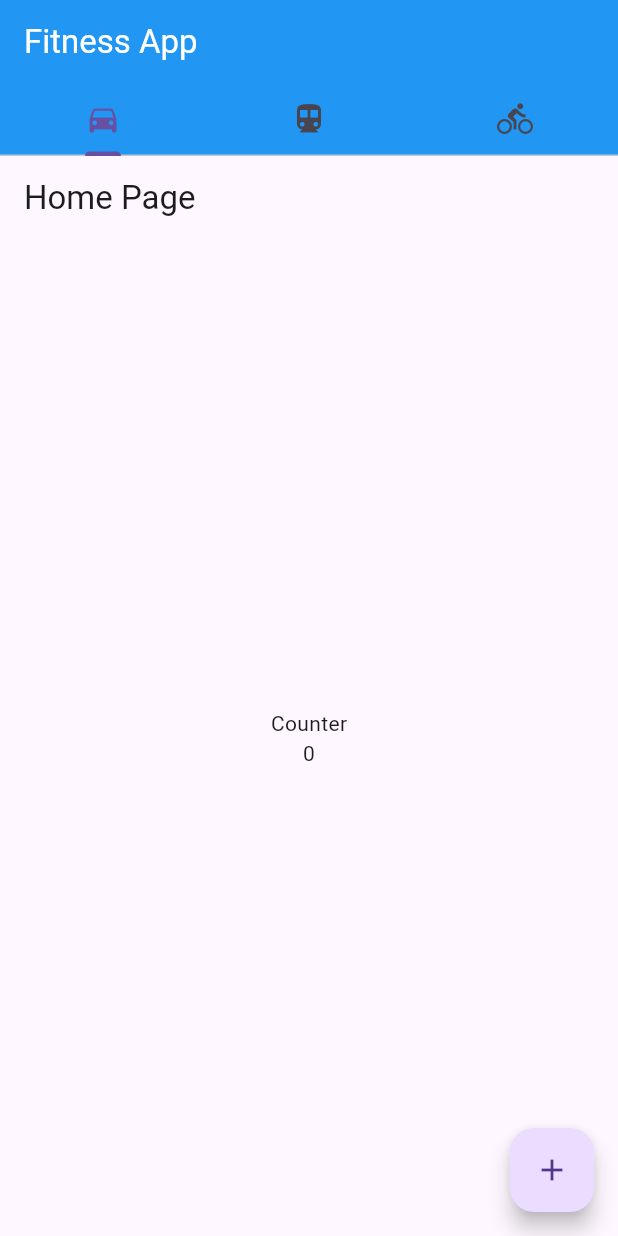
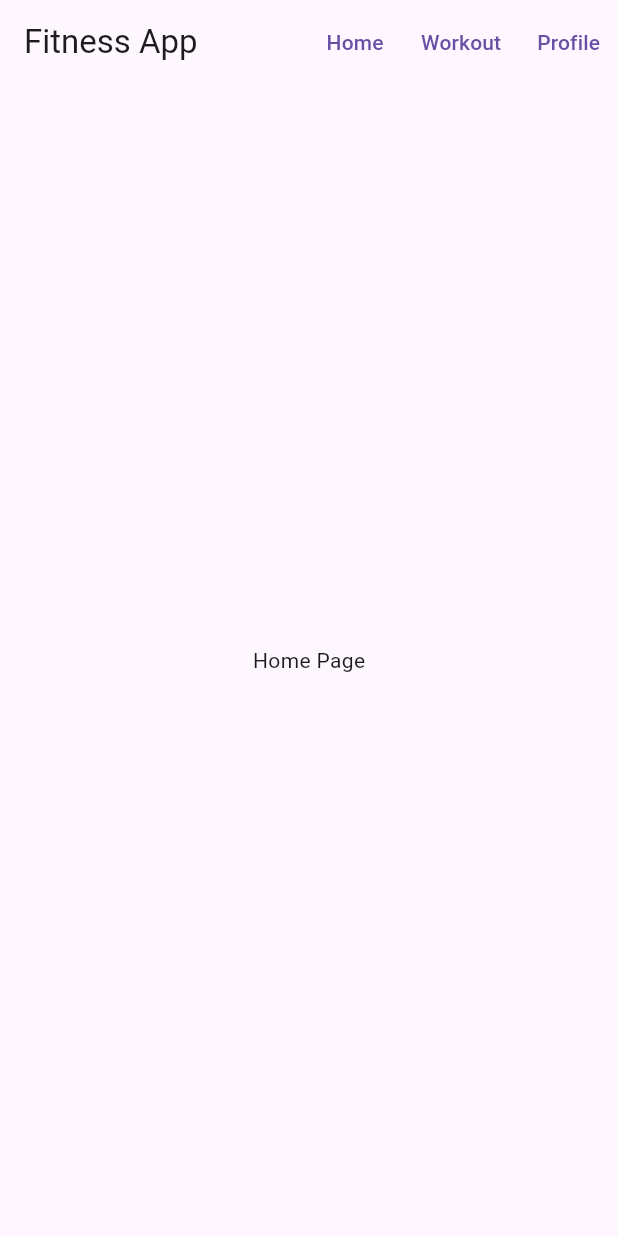
Before and after one commit to davidrstanley/fitnessapp, a Flutter app: the screen it shows after launch, on a phone screen of 412 x 824 dp. Run offline on Flutter 3.47's test engine with Material 3 defaults, Android fonts, the phone set to English and light mode, and no system bars; our stand-ins replace go_router.

Commit message:
Routing Change

```diff
--- a/lib/app.dart
+++ b/lib/app.dart
@@ -1,34 +1,35 @@
 import 'package:flutter/material.dart';
+import 'package:go_router/go_router.dart';
 
-import 'pages/home_page.dart';
+import 'app_router.dart';
 
-class MyApp extends StatelessWidget {
-  const MyApp({super.key});
+class AppShell extends StatelessWidget {
+  final Widget child;
+
+  const AppShell({super.key, required this.child});
 
   @override
   Widget build(BuildContext context) {
-    return MaterialApp(
-      home: DefaultTabController(
-        length: 3,
-        child: Scaffold(
-          appBar: AppBar(
-            title: const Text('Fitness App'),
-            backgroundColor: Colors.blue,
-            foregroundColor: Colors.white,
-            bottom: const TabBar(
-              tabs: [
-                Tab(icon: Icon(Icons.directions_car)),
-                Tab(icon: Icon(Icons.directions_transit)),
-                Tab(icon: Icon(Icons.directions_bike)),
-              ],
-            ),
-            // title: const Text('Tabs Demo'),
+    return Scaffold(
+      appBar: AppBar(
+        title: const Text('Fitness App'),
+        actions: [
+          TextButton(
+            onPressed: () => context.go(AppRoutes.home),
+            child: const Text('Home'),
           ),
-          body: const TabBarView(
-            children: [HomePage(), HomePage(), HomePage()],
+          TextButton(
+            onPressed: () => context.go(AppRoutes.workout),
+            child: const Text('Workout'),
           ),
-        ),
+          TextButton(
+            onPressed: () => context.go(AppRoutes.profile),
+            child: const Text('Profile'),
+          ),
+        ],
       ),
+
+      body: child,
     );
   }
 }
--- a/lib/app_router.dart
+++ b/lib/app_router.dart
@@ -1,10 +1,10 @@
 import 'package:go_router/go_router.dart';
 
+import 'app.dart';
 import 'pages/home_page.dart';
+import 'pages/profile_page.dart';
 import 'pages/workout_page.dart';
-import 'pages/profile_page.dart';
 
-/// Central location for route paths
 class AppRoutes {
   AppRoutes._();
 
@@ -13,9 +13,13 @@ class AppRoutes {
   static const profile = '/profile';
 }
 
-/// Central router configuration
 final GoRouter appRouter = GoRouter(
   initialLocation: AppRoutes.home,
+  routes: [
+    ShellRoute(
+      builder: (context, state, child) {
+        return AppShell(child: child);
+      },
       routes: [
         GoRoute(
           path: AppRoutes.home,
@@ -30,4 +34,6 @@ final GoRouter appRouter = GoRouter(
           builder: (context, state) => const ProfilePage(),
         ),
       ],
+    ),
+  ],
 );
--- a/lib/main.dart
+++ b/lib/main.dart
@@ -1,9 +1,19 @@
 import 'package:flutter/material.dart';
 
-import 'app.dart';
-
-export 'app.dart';
+import 'app_router.dart';
 
 void main() {
-  runApp(const MyApp());
+  runApp(const FitnessApp());
 }
+
+class FitnessApp extends StatelessWidget {
+  const FitnessApp({super.key});
+
+  @override
+  Widget build(BuildContext context) {
+    return MaterialApp.router(
+      debugShowCheckedModeBanner: false,
+      routerConfig: appRouter,
+    );
+  }
+}
--- a/lib/pages/home_page.dart
+++ b/lib/pages/home_page.dart
@@ -1,35 +1,10 @@
 import 'package:flutter/material.dart';
 
-class HomePage extends StatefulWidget {
+class HomePage extends StatelessWidget {
   const HomePage({super.key});
 
   @override
-  State<HomePage> createState() => _HomePageState();
-}
-
-class _HomePageState extends State<HomePage> {
-  int count = 0;
-
-  void increment() {
-    setState(() {
-      count++;
-    });
-  }
-
-  @override
   Widget build(BuildContext context) {
-    return Scaffold(
-      appBar: AppBar(title: const Text('Home Page')),
-      body: Center(
-        child: Column(
-          mainAxisSize: MainAxisSize.min,
-          children: [const Text('Counter'), Text('$count')],
-        ),
-      ),
-      floatingActionButton: FloatingActionButton(
-        onPressed: increment,
-        child: const Icon(Icons.add),
-      ),
-    );
+    return const Center(child: Text('Home Page'));
   }
 }
```
Also changed, not shown: lib/pages/profile_page.dart (+2 -27 lines), lib/pages/workout_page.dart (+2 -27 lines). Lines whose indentation alone changed are shown as unchanged.
